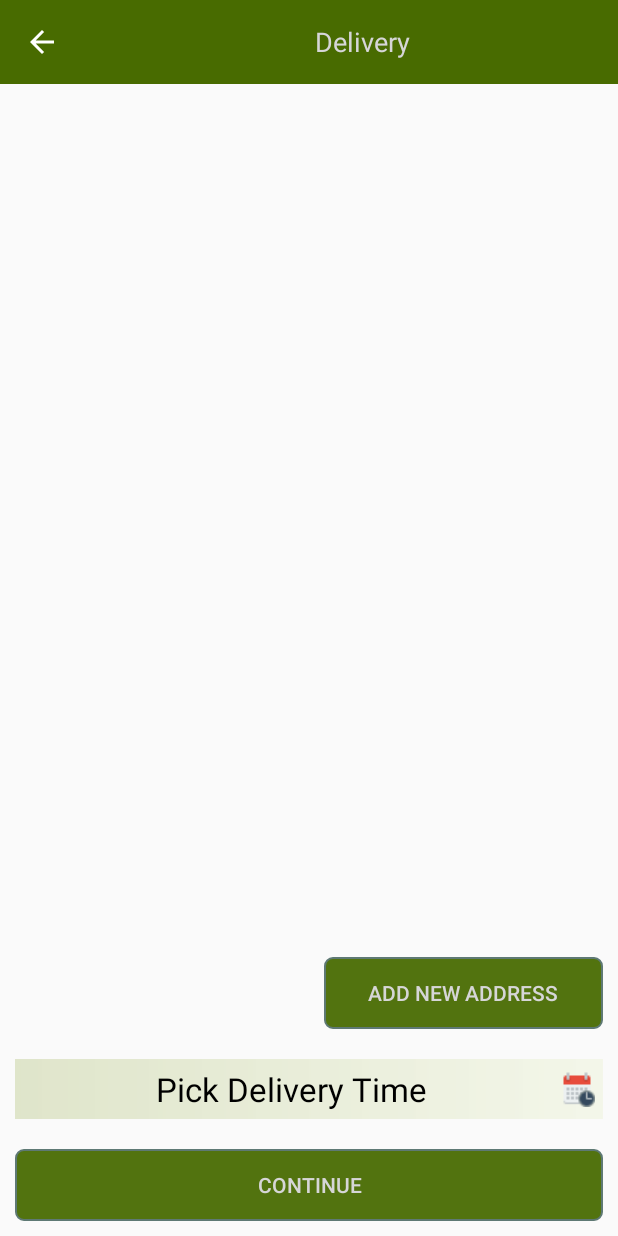
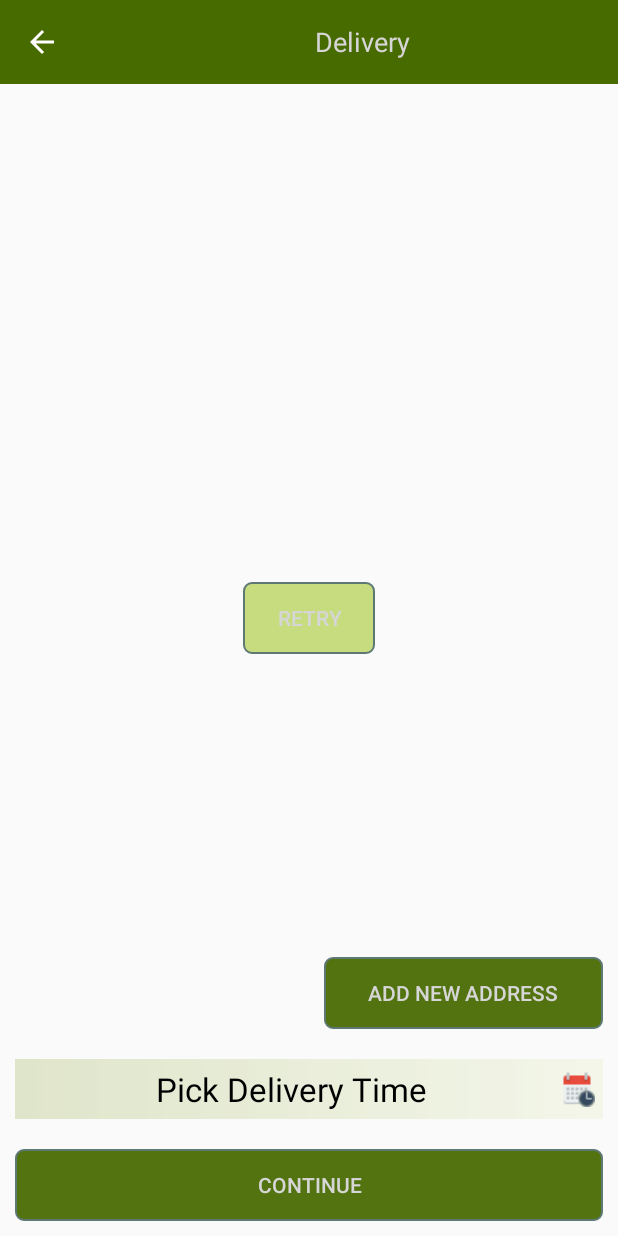
Before and after one commit to Abish-R/HomeFood, an Android app: the DeliveryManagementActivity screen opened directly, with no data from a screen before it, on a phone screen of 412 x 824 dp. Run offline under Robolectric (Android 15) with nearby library versions, the phone set to English and light mode, and no system bars; our stand-ins replace ButterKnife, Volley; libraries missing offline, so code that uses them is left out: com.wdullaer.materialdatetimepicker; network calls fail; 2 statements that could not run were skipped.

Commit message:
sign up API change fixes and retry option in delivery page address fetch

```diff
--- a/app/src/main/java/abish/veettusorudemo/constants/UrlConstants.java
+++ b/app/src/main/java/abish/veettusorudemo/constants/UrlConstants.java
@@ -26,9 +26,7 @@ public class UrlConstants {
     public static String SUB_FOOD_PARAM_MAIN_ID = "?main_course_id=";
     public static String SUB_FOOD_PARAM_USER_ID = "&user_id=";
 
-    public static String SIGN_UP_PARAM_FIRST_NAME = "?first_name=";
-    public static String SIGN_UP_PARAM_LAST_NAME = "&last_name=";
-    public static String SIGN_UP_PARAM_USER_NAME = "&user_name=";
+    public static String SIGN_UP_PARAM_NAME = "?name=";
     public static String SIGN_UP_PARAM_PASSWORD = "&password=";
     public static String SIGN_UP_PARAM_EMAIL = "&email=";
     public static String SIGN_UP_PARAM_MOBILE = "&mobile=";
@@ -37,6 +35,7 @@ public class UrlConstants {
     public static String SIGN_UP_PARAM_STATE = "&state=";
     public static String SIGN_UP_PARAM_Country = "&country=";
     public static String SIGN_UP_PARAM_PINCODE = "&pincode=";
+    public static String SIGN_UP_PARAM_ADDRESS_FLAG = "&address_flag=";
     public static String SIGN_UP_PARAM_DEVICE_TOKEN = "&deviceToken=";
 
     public static String LOGIN_PARAM_USERNAME = "?user_name=";
--- a/app/src/main/java/abish/veettusorudemo/views/DeliveryManagementActivity.java
+++ b/app/src/main/java/abish/veettusorudemo/views/DeliveryManagementActivity.java
@@ -67,6 +67,9 @@ public class DeliveryManagementActivity extends AppCompatActivity implements
 
     @Bind(R.id.bt_add_address)
     Button addAddress;
+
+    @Bind(R.id.bt_retry)
+    Button retry;
 
     @Bind(tv_date_time)
     TextView dateTime;
@@ -282,6 +285,7 @@ public class DeliveryManagementActivity extends AppCompatActivity implements
             @Override
             public void onErrorResponse(VolleyError error) {
                 VolleyLog.d("Error: " + error.getMessage());
+                retry.setVisibility(View.VISIBLE);
                 hideLoader();
             }
         });
@@ -377,7 +381,7 @@ public class DeliveryManagementActivity extends AppCompatActivity implements
                 + UrlConstants.ADDRESS_UPDATE_FLAG + (isPermanentEdit ? Constants.ADDRESS_PERMANENT_FLAG : Constants.ADDRESS_TEMPORARY_FLAG);
         displayLoader(this, "Updating Address...");
 
-        url = url.replaceAll(" " ,"%20");
+        url = url.replaceAll(" ", "%20");
 
         GsonRequest request = new GsonRequest<AddressResponse>(url, null,
                 AddressResponse.class, null, new Response.Listener<AddressResponse>() {
@@ -459,6 +463,11 @@ public class DeliveryManagementActivity extends AppCompatActivity implements
 
     public void clickCancel(View view) {
         enableAddressListMode();
+    }
+
+    public void noAddress(View view) {
+        view.setVisibility(View.GONE);
+        getUserAddress("");
     }
 
     public class AddressListAdapter extends RecyclerView.Adapter {
--- a/app/src/main/res/layout/activity_delivery_management_page.xml
+++ b/app/src/main/res/layout/activity_delivery_management_page.xml
@@ -16,7 +16,6 @@
         <include layout="@layout/action_bar" />
     </android.support.v7.widget.Toolbar>
 
-
     <android.support.v7.widget.RecyclerView
         android:id="@+id/rv_address_list"
         android:layout_width="match_parent"
@@ -24,6 +23,17 @@
         android:layout_above="@+id/ll_bottom_container"
         android:layout_below="@+id/toolbar"
         android:padding="@dimen/default_padding"
+        android:visibility="gone" />
+
+    <Button
+        android:id="@+id/bt_retry"
+        style="@style/lightButtonStyle"
+        android:layout_width="wrap_content"
+        android:layout_height="wrap_content"
+        android:layout_centerInParent="true"
+        android:layout_marginBottom="@dimen/quad_padding"
+        android:onClick="noAddress"
+        android:text="@string/retry"
         android:visibility="gone" />
 
     <LinearLayout
--- a/app/src/main/res/layout/activity_sign_up.xml
+++ b/app/src/main/res/layout/activity_sign_up.xml
@@ -1,6 +1,5 @@
 <?xml version="1.0" encoding="utf-8"?>
 <LinearLayout xmlns:android="http://schemas.android.com/apk/res/android"
-    xmlns:app="http://schemas.android.com/apk/res-auto"
     xmlns:tools="http://schemas.android.com/tools"
     android:layout_width="match_parent"
     android:layout_height="match_parent"
@@ -211,7 +210,8 @@
                 android:id="@+id/cb_permanent_address"
                 android:layout_width="wrap_content"
                 android:layout_height="wrap_content"
-                android:onClick="checkAddress"
+                android:checked="true"
+                android:onClick="checkPAddress"
                 android:padding="@dimen/small_padding"
                 android:text="@string/text_permanent" />
 
@@ -223,7 +223,7 @@
                 android:layout_marginStart="@dimen/default_padding"
                 android:layout_toEndOf="@id/cb_permanent_address"
                 android:layout_toRightOf="@id/cb_permanent_address"
-                android:onClick="checkAddress"
+                android:onClick="checkTAddress"
                 android:text="@string/text_temporary" />
 
         </RelativeLayout>
```
Also changed, not shown: app/src/main/java/abish/veettusorudemo/views/SignUpActivity.java (+43 -9 lines), gradle/wrapper/gradle-wrapper.properties.
